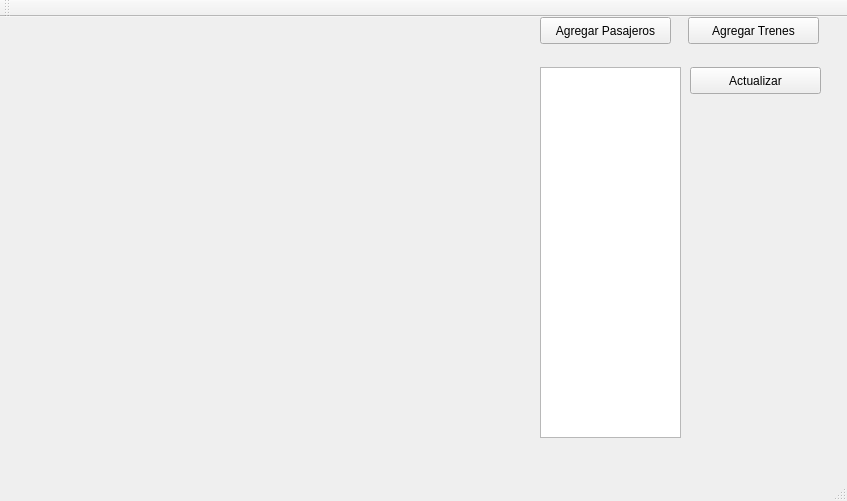
The window that principal.ui (AndyMadgar/Progra1-Datos) describes before a commit, drawn with Qt 5.
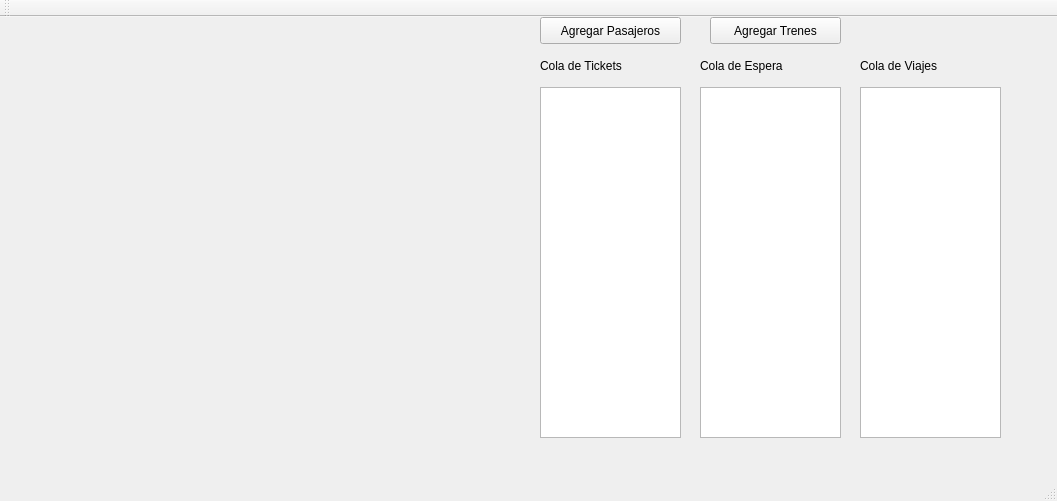
The same window after the commit. Icons and pictures are not drawn.

```diff
--- a/principal.ui
+++ b/principal.ui
@@ -6,7 +6,7 @@
    <rect>
     <x>0</x>
     <y>0</y>
-    <width>847</width>
+    <width>1057</width>
     <height>501</height>
    </rect>
   </property>
@@ -17,7 +17,7 @@
    <widget class="QPushButton" name="btnAgregaTren">
     <property name="geometry">
      <rect>
-      <x>688</x>
+      <x>710</x>
       <y>0</y>
       <width>131</width>
       <height>27</height>
@@ -32,7 +32,7 @@
      <rect>
       <x>540</x>
       <y>0</y>
-      <width>131</width>
+      <width>141</width>
       <height>27</height>
      </rect>
     </property>
@@ -44,25 +44,12 @@
     <property name="geometry">
      <rect>
       <x>540</x>
-      <y>50</y>
+      <y>70</y>
       <width>141</width>
-      <height>371</height>
+      <height>351</height>
      </rect>
     </property>
    </widget>
-   <widget class="QPushButton" name="btnActualizar">
-    <property name="geometry">
-     <rect>
-      <x>690</x>
-      <y>50</y>
-      <width>131</width>
-      <height>27</height>
-     </rect>
-    </property>
-    <property name="text">
-     <string>Actualizar</string>
-    </property>
-   </widget>
    <widget class="QLabel" name="label">
     <property name="geometry">
      <rect>
@@ -82,6 +69,65 @@
      <bool>true</bool>
     </property>
    </widget>
+   <widget class="QLabel" name="label_2">
+    <property name="geometry">
+     <rect>
+      <x>540</x>
+      <y>40</y>
+      <width>141</width>
+      <height>17</height>
+     </rect>
+    </property>
+    <property name="text">
+     <string>Cola de Tickets</string>
+    </property>
+   </widget>
+   <widget class="QListWidget" name="lstEspera">
+    <property name="geometry">
+     <rect>
+      <x>700</x>
+      <y>70</y>
+      <width>141</width>
+      <height>351</height>
+     </rect>
+    </property>
+   </widget>
+   <widget class="QLabel" name="label_3">
+    <property name="geometry">
+     <rect>
+      <x>700</x>
+      <y>40</y>
+      <width>141</width>
+      <height>17</height>
+     </rect>
+    </property>
+    <property name="text">
+     <string>Cola de Espera</string>
+    </property>
+   </widget>
+   <widget class="QListWidget" name="lstViajes">
+    <property name="geometry">
+     <rect>
+      <x>860</x>
+      <y>70</y>
+      <width>141</width>
+      <height>351</height>
+     </rect>
+    </property>
+   </widget>
+   <widget class="QLabel" name="label_4">
+    <property name="geometry">
+     <rect>
+      <x>860</x>
+      <y>40</y>
+      <width>141</width>
+      <height>17</height>
+     </rect>
+    </property>
+    <property name="text">
+     <string>Cola de Viajes</string>
+    </property>
+   </widget>
   </widget>
   <widget class="QMenuBar" name="menuBar">
    <property name="geometry">
```
Left out of the diff: 2 changed lines with no effect on the pictures.
